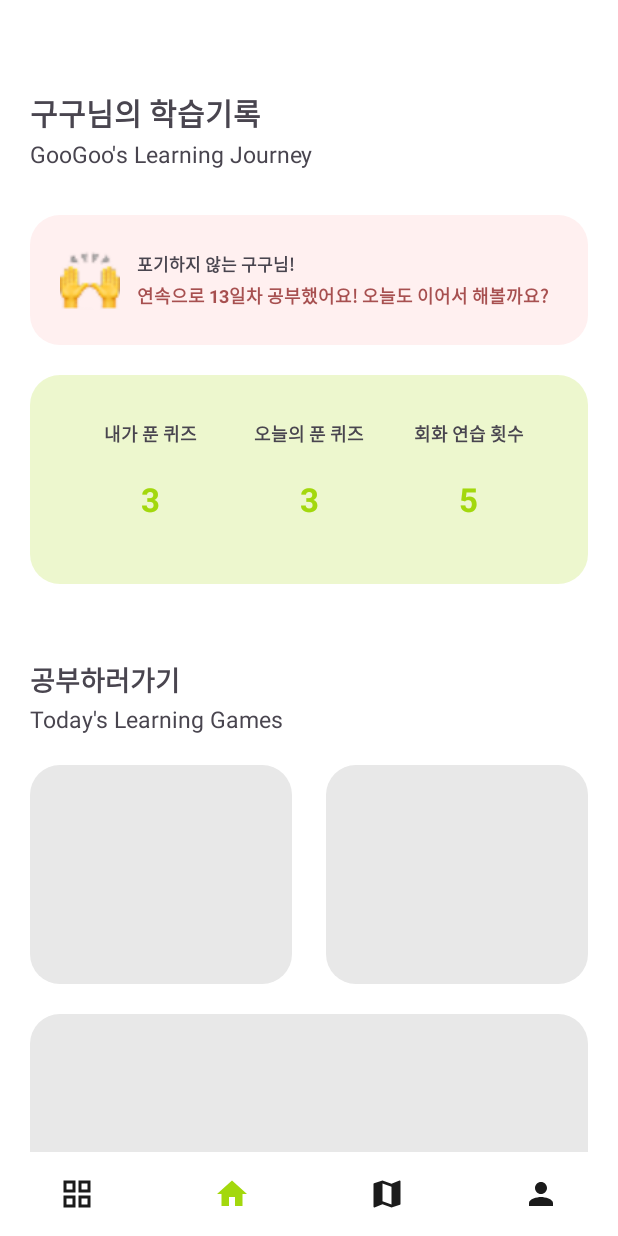
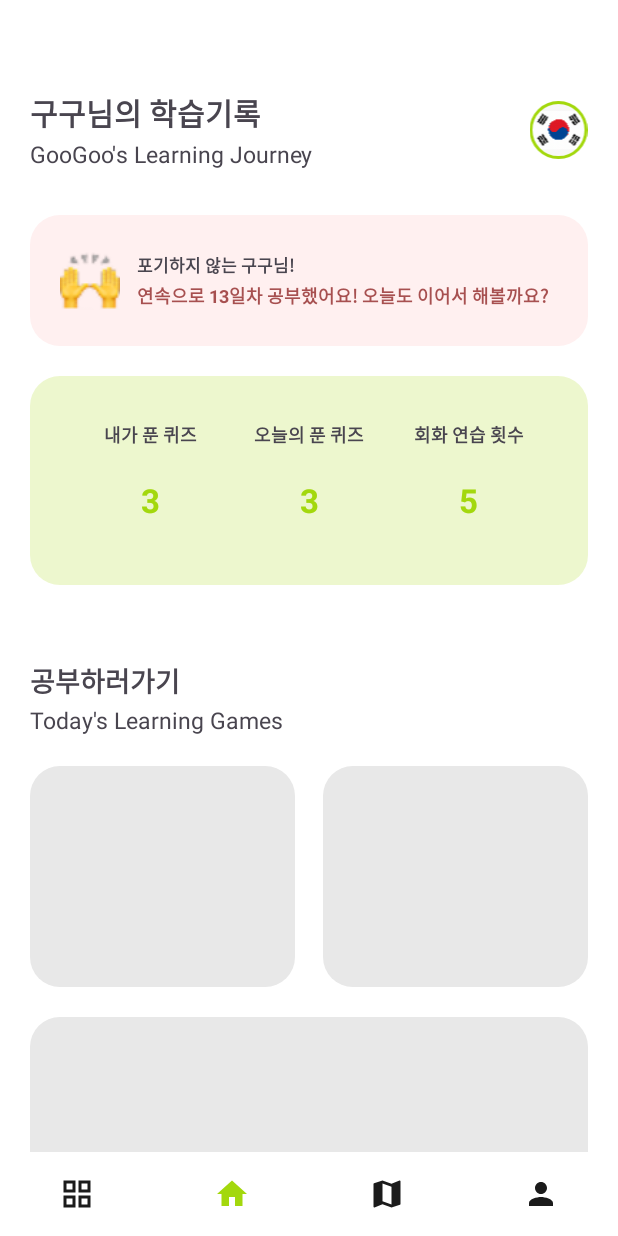
Before and after one commit to 00data-team00/android, an Android app: the screen it shows after launch (MainActivity), on a phone screen of 412 x 824 dp. Run offline under Robolectric (Android 15) with nearby library versions, the phone set to English and light mode, and no system bars.

Commit message:
feat/main-tab

```diff
--- a/app/build.gradle.kts
+++ b/app/build.gradle.kts
@@ -51,4 +51,7 @@ dependencies {
     testImplementation(libs.junit)
     androidTestImplementation(libs.androidx.junit)
     androidTestImplementation(libs.androidx.espresso.core)
+
+    // coil
+    implementation("io.coil-kt.coil3:coil-compose:3.1.0")
 }
--- /dev/null
+++ b/app/src/main/java/com/data/app/data/Language.kt
@@ -0,0 +1,6 @@
+package com.data.app.data
+
+data class Language(
+    val name: String,
+    val iconRes: Int
+)
--- a/app/src/main/java/com/data/app/presentation/HomeFragment.kt
+++ /dev/null
@@ -1,47 +0,0 @@
-package com.data.app.presentation
-
-import android.os.Bundle
-import android.view.LayoutInflater
-import android.view.View
-import android.view.ViewGroup
-import androidx.fragment.app.Fragment
-import com.data.app.R
-import com.data.app.databinding.FragmentHomeBinding
-
-class HomeFragment:Fragment() {
-    private var _binding:FragmentHomeBinding?=null
-    private val binding:FragmentHomeBinding
-        get() = requireNotNull(_binding){"home fragment is null"}
-
-    override fun onCreateView(
-        inflater: LayoutInflater,
-        container: ViewGroup?,
-        savedInstanceState: Bundle?
-    ): View? {
-        _binding=FragmentHomeBinding.inflate(inflater, container, false)
-        return binding.root
-    }
-
-    override fun onViewCreated(view: View, savedInstanceState: Bundle?) {
-        super.onViewCreated(view, savedInstanceState)
-        setting()
-    }
-
-    private fun setting(){
-        inputMockData()
-    }
-
-    private fun inputMockData(){
-        with(binding){
-            tvTitleKor.text=getString(R.string.home_title_kor, "구구")
-            tvTitleEng.text=getString(R.string.home_title_eng, "GooGoo")
-            tvNotGiveUp.text=getString(R.string.home_not_give_up, "구구")
-            tvContinueStudy.text=getString(R.string.home_continue_study, 13)
-        }
-    }
-
-    override fun onDestroyView() {
-        super.onDestroyView()
-        _binding=null
-    }
-}
--- a/app/src/main/java/com/data/app/presentation/MainActivity.kt
+++ b/app/src/main/java/com/data/app/presentation/MainActivity.kt
@@ -5,6 +5,7 @@ import androidx.appcompat.app.AppCompatActivity
 import androidx.fragment.app.Fragment
 import com.data.app.R
 import com.data.app.databinding.ActivityMainBinding
+import com.data.app.presentation.home.HomeFragment
 
 class MainActivity : AppCompatActivity() {
     private lateinit var binding: ActivityMainBinding
--- /dev/null
+++ b/app/src/main/java/com/data/app/presentation/home/HomeFragment.kt
@@ -0,0 +1,176 @@
+package com.data.app.presentation.home
+
+import android.graphics.Bitmap
+import android.graphics.Paint
+import android.graphics.RectF
+import android.os.Bundle
+import android.view.LayoutInflater
+import android.view.View
+import android.view.ViewGroup
+import android.widget.PopupMenu
+import androidx.fragment.app.Fragment
+import coil3.Canvas
+import coil3.load
+import coil3.request.transformations
+import coil3.size.Size
+import coil3.transform.CircleCropTransformation
+import coil3.transform.Transformation
+import com.data.app.R
+import com.data.app.data.Language
+import com.data.app.databinding.FragmentHomeBinding
+
+class HomeFragment:Fragment() {
+    private var _binding:FragmentHomeBinding?=null
+    private val binding:FragmentHomeBinding
+        get() = requireNotNull(_binding){"home fragment is null"}
+
+    override fun onCreateView(
+        inflater: LayoutInflater,
+        container: ViewGroup?,
+        savedInstanceState: Bundle?
+    ): View? {
+        _binding=FragmentHomeBinding.inflate(inflater, container, false)
+        return binding.root
+    }
+
+    override fun onViewCreated(view: View, savedInstanceState: Bundle?) {
+        super.onViewCreated(view, savedInstanceState)
+        setting()
+    }
+
+    private fun setting(){
+        inputMockData()
+    }
+
+    private fun inputMockData(){
+        with(binding){
+            tvTitleKor.text=getString(R.string.home_title_kor, "구구")
+            tvTitleEng.text=getString(R.string.home_title_eng, "GooGoo")
+            tvNotGiveUp.text=getString(R.string.home_not_give_up, "구구")
+            tvContinueStudy.text=getString(R.string.home_continue_study, 13)
+            ivLanguage.load(R.drawable.ic_korea){
+                transformations(
+                    CircleCropTransformation(),
+                    BorderTransformation(borderWidth = 3f, borderColor = resources.getColor(R.color.ic_language_stoke))
+                )
+            }
+
+            showLanguage()
+            /*ivLanguage.setOnClickListener{
+                showLanguagePopup(it)
+            }*/
+        }
+    }
+
+    private fun showLanguage(){
+        val adapter = LanguageAdapter { selectedLanguage ->
+            binding.ivLanguage.setImageResource(selectedLanguage.iconRes)
+            binding.cvLanguageList.slideUp()
+        }
+        binding.rvLanguages.adapter = adapter
+
+        adapter.getList(
+            listOf(
+                Language("Korean", R.drawable.ic_korea),
+                Language("English", R.drawable.ic_america),
+                Language("Chinese", R.drawable.ic_china)
+            )
+        )
+
+        binding.ivLanguage.setOnClickListener {
+            if (binding.cvLanguageList.visibility == View.VISIBLE) {
+                binding.cvLanguageList.slideUp()
+            } else {
+                binding.cvLanguageList.slideDown()
+            }
+        }
+    }
+
+    private fun showLanguagePopup(anchor: View) {
+        val popup = PopupMenu(requireContext(), anchor)
+        popup.menuInflater.inflate(R.menu.menu_language, popup.menu)
+
+        popup.setOnMenuItemClickListener { item ->
+            when (item.itemId) {
+                R.id.menu_korea -> {
+                    binding.ivLanguage.setImageResource(R.drawable.ic_korea)
+                    true
+                }
+                R.id.menu_usa -> {
+                    binding.ivLanguage.setImageResource(R.drawable.ic_america)
+                    true
+                }
+                R.id.menu_china -> {
+                    binding.ivLanguage.setImageResource(R.drawable.ic_china)
+                    true
+                }
+                else -> false
+            }
+        }
+
+        popup.show()
+    }
+
+    private fun View.slideDown(duration: Long = 200) {
+        this.visibility = View.VISIBLE
+        this.alpha = 0f
+        this.translationY = -20f
+        this.animate()
+            .translationY(0f)
+            .alpha(1f)
+            .setDuration(duration)
+            .start()
+    }
+
+    private fun View.slideUp(duration: Long = 200) {
+        this.animate()
+            .translationY(-20f)
+            .alpha(0f)
+            .setDuration(duration)
+            .withEndAction {
+                this.visibility = View.GONE
+            }
+            .start()
+    }
+
+
+    override fun onDestroyView() {
+        super.onDestroyView()
+        _binding=null
+    }
+
+    inner class BorderTransformation(
+        private val borderWidth: Float = 6f,
+        private val borderColor: Int = resources.getColor(R.color.ic_language_stoke)
+    ) : Transformation() {
+
+        override val cacheKey: String
+            get() = "$borderWidth-$borderColor"
+
+        override suspend fun transform(input: Bitmap, size: Size): Bitmap {
+            val output = Bitmap.createBitmap(input.width, input.height, input.config ?: Bitmap.Config.ARGB_8888)
+            val canvas = Canvas(output)
+
+            // Draw the original image
+            canvas.drawBitmap(input, 0f, 0f, null)
+
+            // Draw the border
+            val paint = Paint(Paint.ANTI_ALIAS_FLAG).apply {
+                style = Paint.Style.STROKE
+                color = borderColor
+                strokeWidth = borderWidth
+            }
+
+            val halfStroke = borderWidth / 2
+            val rect = RectF(
+                halfStroke,
+                halfStroke,
+                input.width - halfStroke,
+                input.height - halfStroke
+            )
+            canvas.drawOval(rect, paint) // 원형 기준
+
+            return output
+        }
+    }
+}
--- /dev/null
+++ b/app/src/main/java/com/data/app/presentation/home/LanguageAdapter.kt
@@ -0,0 +1,40 @@
+package com.data.app.presentation.home
+
+import android.view.LayoutInflater
+import android.view.ViewGroup
+import androidx.recyclerview.widget.RecyclerView
+import com.data.app.data.Language
+import com.data.app.databinding.ItemLanguageBinding
+
+class LanguageAdapter(
+    private val onItemClick: (Language) -> Unit
+) : RecyclerView.Adapter<LanguageAdapter.LanguageViewHolder>() {
+
+    private val languageList = mutableListOf<Language>()
+
+    override fun onCreateViewHolder(parent: ViewGroup, viewType: Int): LanguageViewHolder {
+        val inflater = LayoutInflater.from(parent.context)
+        val binding = ItemLanguageBinding.inflate(inflater, parent, false)
+        return LanguageViewHolder(binding)
+    }
+
+    override fun onBindViewHolder(holder: LanguageViewHolder, position: Int) {
+        holder.bind(languageList[position])
+    }
+
+    override fun getItemCount(): Int = languageList.size
+
+    fun getList(list:List<Language>){
+        languageList.clear()
+        languageList.addAll(list)
+        notifyDataSetChanged()
+    }
+
+    inner class LanguageViewHolder(val binding: ItemLanguageBinding) : RecyclerView.ViewHolder(binding.root) {
+        fun bind(item: Language) {
+            binding.ivFlag.setImageResource(item.iconRes)
+            binding.tvLanguage.text = item.name
+            binding.root.setOnClickListener { onItemClick(item) }
+        }
+    }
+}
--- /dev/null
+++ b/app/src/main/res/drawable/bg_language_white.xml
@@ -0,0 +1,4 @@
+<?xml version="1.0" encoding="utf-8"?>
+<shape xmlns:android="http://schemas.android.com/apk/res/android">
+
+</shape>
--- a/app/src/main/res/layout/fragment_home.xml
+++ b/app/src/main/res/layout/fragment_home.xml
@@ -1,6 +1,7 @@
 <?xml version="1.0" encoding="utf-8"?>
 <ScrollView xmlns:android="http://schemas.android.com/apk/res/android"
     xmlns:app="http://schemas.android.com/apk/res-auto"
+    xmlns:tools="http://schemas.android.com/tools"
     android:layout_width="match_parent"
     android:layout_height="match_parent"
     android:background="@color/white"
@@ -10,7 +11,7 @@
         android:layout_width="match_parent"
         android:layout_height="wrap_content"
         android:paddingStart="20dp"
-        android:paddingEnd="20dp">
+        android:paddingEnd="0dp">
 
         <TextView
             android:id="@+id/tv_title_kor"
@@ -33,6 +34,18 @@
             app:layout_constraintStart_toStartOf="@id/tv_title_kor"
             app:layout_constraintTop_toBottomOf="@id/tv_title_kor" />
 
+        <ImageView
+            android:id="@+id/iv_language"
+            android:layout_width="0dp"
+            android:layout_height="0dp"
+            android:src="@drawable/ic_korea"
+            android:layout_marginEnd="20dp"
+            app:layout_constraintBottom_toBottomOf="@id/tv_title_eng"
+            app:layout_constraintDimensionRatio="1:1"
+            app:layout_constraintEnd_toEndOf="parent"
+            app:layout_constraintTop_toTopOf="@id/tv_title_kor"
+            app:layout_constraintWidth_percent="0.1" />
+
         <androidx.constraintlayout.widget.ConstraintLayout
             android:id="@+id/cl_continuous"
             android:layout_width="0dp"
@@ -41,6 +54,7 @@
             android:background="@drawable/bg_pink"
             android:paddingStart="20dp"
             android:paddingEnd="20dp"
+            android:layout_marginEnd="20dp"
             app:layout_constraintEnd_toEndOf="parent"
             app:layout_constraintHeight_percent="0.1"
             app:layout_constraintStart_toStartOf="parent"
@@ -91,6 +105,7 @@
             android:background="@drawable/bg_green"
             android:paddingStart="20dp"
             android:paddingEnd="20dp"
+            android:layout_marginEnd="20dp"
             app:layout_constraintEnd_toEndOf="parent"
             app:layout_constraintHeight_percent="0.16"
             app:layout_constraintStart_toStartOf="parent"
@@ -147,12 +162,12 @@
                 android:id="@+id/tv_quiz_count_2"
                 android:layout_width="wrap_content"
                 android:layout_height="wrap_content"
+                android:layout_marginTop="20dp"
                 android:layout_marginBottom="10dp"
                 android:text="3"
                 android:textColor="@color/home_count_quiz"
                 android:textSize="22sp"
                 android:textStyle="bold"
-                android:layout_marginTop="20dp"
                 app:layout_constraintEnd_toEndOf="parent"
                 app:layout_constraintStart_toStartOf="parent"
                 app:layout_constraintTop_toBottomOf="@id/tv_quiz_2" />
@@ -201,7 +216,7 @@
             app:layout_constraintDimensionRatio="1.2:1"
             app:layout_constraintStart_toStartOf="parent"
             app:layout_constraintTop_toBottomOf="@id/tv_go_to_study_eng"
-            app:layout_constraintWidth_percent="0.47" />
+            app:layout_constraintWidth_percent="0.45" />
 
         <ImageView
             android:id="@+id/iv_study_2"
@@ -209,36 +224,60 @@
             android:layout_height="0dp"
             android:layout_marginTop="20dp"
             android:src="@drawable/bg_gray"
+            android:layout_marginEnd="20dp"
             app:layout_constraintDimensionRatio="1.2:1"
             app:layout_constraintEnd_toEndOf="parent"
             app:layout_constraintTop_toBottomOf="@id/tv_go_to_study_eng"
-            app:layout_constraintWidth_percent="0.47" />
+            app:layout_constraintWidth_percent="0.45" />
 
         <ImageView
             android:id="@+id/iv_study_3"
             android:layout_width="0dp"
             android:layout_height="0dp"
-            android:src="@drawable/bg_gray"
             android:layout_marginTop="20dp"
             android:layout_marginBottom="20dp"
+            android:layout_marginEnd="20dp"
+            android:src="@drawable/bg_gray"
+            app:layout_constraintBottom_toBottomOf="parent"
+            app:layout_constraintEnd_toEndOf="parent"
             app:layout_constraintHeight_percent="0.2"
-            app:layout_constraintTop_toBottomOf="@id/iv_study_1"
-            app:layout_constraintEnd_toEndOf="parent"
-            app:layout_constraintBottom_toBottomOf="parent"
-            app:layout_constraintStart_toStartOf="parent" />
+            app:layout_constraintStart_toStartOf="parent"
+            app:layout_constraintTop_toBottomOf="@id/iv_study_1" />
 
         <TextView
             android:id="@+id/tv_study_title"
             android:layout_width="wrap_content"
             android:layout_height="wrap_content"
+            android:layout_marginEnd="20dp"
+            android:layout_marginBottom="20dp"
             android:text="@string/home_study_title"
+            android:textAlignment="textEnd"
+            android:textSize="18sp"
             android:textStyle="bold"
-            android:textSize="18sp"
-            android:textAlignment="textEnd"
-            android:layout_marginBottom="20dp"
-            android:layout_marginEnd="20dp"
             app:layout_constraintBottom_toBottomOf="@id/iv_study_3"
-            app:layout_constraintEnd_toEndOf="@id/iv_study_3"/>
+            app:layout_constraintEnd_toEndOf="@id/iv_study_3" />
+
+        <androidx.cardview.widget.CardView
+            android:id="@+id/cv_language_list"
+            android:layout_width="wrap_content"
+            android:layout_height="wrap_content"
+            android:layout_marginTop="10dp"
+            android:backgroundTint="@android:color/transparent"
+            android:visibility="gone"
+            app:cardCornerRadius="12dp"
+            app:cardElevation="4dp"
+            app:layout_constraintEnd_toEndOf="@id/iv_language"
+            app:layout_constraintTop_toBottomOf="@id/iv_language">
+
+            <androidx.recyclerview.widget.RecyclerView
+                android:id="@+id/rv_languages"
+                android:layout_width="wrap_content"
+                android:layout_height="wrap_content"
+                android:background="@android:color/white"
+                android:maxHeight="150dp"
+                app:layoutManager="androidx.recyclerview.widget.LinearLayoutManager"
+                tools:listitem="@layout/item_language" />
+        </androidx.cardview.widget.CardView>
 
     </androidx.constraintlayout.widget.ConstraintLayout>
 </ScrollView>
--- /dev/null
+++ b/app/src/main/res/menu/menu_language.xml
@@ -0,0 +1,15 @@
+<?xml version="1.0" encoding="utf-8"?>
+<menu xmlns:android="http://schemas.android.com/apk/res/android">
+    <item
+        android:id="@+id/menu_korea"
+        android:icon="@drawable/ic_korea"
+        android:title="Korean" />
+    <item
+        android:id="@+id/menu_usa"
+        android:icon="@drawable/ic_america"
+        android:title="English" />
+    <item
+        android:id="@+id/menu_china"
+        android:icon="@drawable/ic_china"
+        android:title="Chinese" />
+</menu>
--- a/app/src/main/res/values/colors.xml
+++ b/app/src/main/res/values/colors.xml
@@ -9,6 +9,7 @@
     <color name="bg_pink">#FFF0F0</color>
     <color name="bg_green">#33A3D80D</color>
     <color name="bg_gray">#E8E8E8</color>
+    <color name="ic_language_stoke">#A3D80D</color>
     <color name="home_continuous_study">#A75050</color>
     <color name="home_count_quiz">#A3D80D</color>
 </resources>
--- a/gradle/libs.versions.toml
+++ b/gradle/libs.versions.toml
@@ -1,6 +1,6 @@
 [versions]
 agp = "8.5.0"
-kotlin = "1.9.0"
+kotlin = "2.1.0"
 coreKtx = "1.15.0"
 junit = "4.13.2"
 junitVersion = "1.2.1"
```
Also changed, not shown: app/src/main/java/com/data/app/presentation/home/LanguageBottomSheetDialogFragment.kt (added, +48 -0 lines), app/src/main/res/drawable/ic_language_green_24.xml (added, +7 -0 lines), app/src/main/res/layout/fragment_language_bottom_sheet.xml (added, +24 -0 lines), app/src/main/res/layout/item_language.xml (added, +28 -0 lines), app/src/main/res/drawable/ic_china.png (added), app/src/main/res/drawable/ic_korea.png (added), 1 other file.
